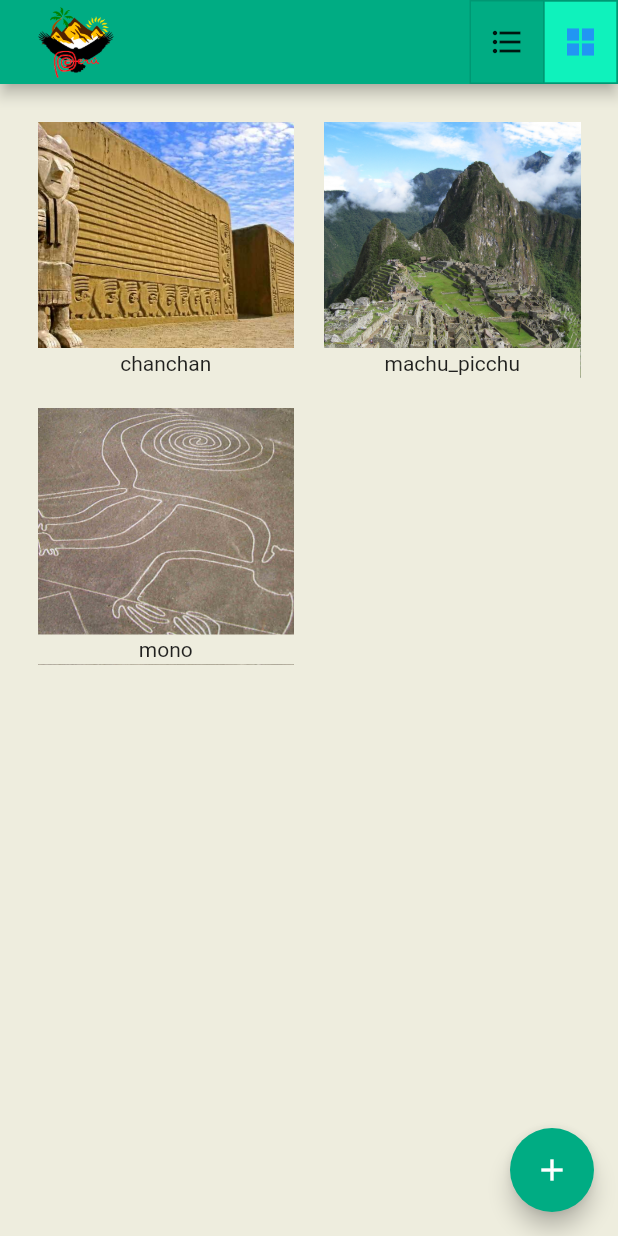
After one commit to NestorSoto/HoloTourism, a Flutter app: the screen it shows after launch, on a phone screen of 412 x 824 dp. The commit adds this screen. Run offline on Flutter 3.47's test engine with Material 2 defaults, Android fonts, the phone set to English and light mode, and no system bars; our stand-ins replace camera, image_picker, photo_view.

Commit message:
Separado widget para home

```diff
--- /dev/null
+++ b/HoloTourism/lib/custom_widgets/customlist.dart
@@ -0,0 +1,74 @@
+import 'package:flutter/material.dart';
+import 'package:untitled1/resultado.dart';
+
+class CustomList extends StatelessWidget {
+
+  const CustomList({Key? key, required this.selections, required this.touristicPlaces}) : super(key: key);
+
+  final List<bool> selections;
+  final List<String> touristicPlaces;
+
+  @override
+  Widget build(BuildContext context) {
+    return selections[1] ?
+    Padding(
+      padding: const EdgeInsets.all(25.0),
+      child: GridView.builder(
+          gridDelegate: const SliverGridDelegateWithFixedCrossAxisCount(
+              crossAxisCount: 2, mainAxisSpacing: 20, crossAxisSpacing: 20
+          ),
+          itemCount: touristicPlaces.length,
+          itemBuilder: (context, index){
+            final item = touristicPlaces[index];
+            return GestureDetector(
+              onTap: (){
+                Navigator.push(context,MaterialPageRoute(
+                    builder: (context)=> Primera(imagen: touristicPlaces[index]))
+                );
+              },
+              child: GridTile(
+                  footer: Container(
+                    alignment: Alignment.center,
+                    color: const Color(0xFFEEEDDE),
+                    padding: const EdgeInsets.symmetric(vertical: 2),
+                    child: Text(item),
+                  ),
+                  child: Image.asset('assets/tourism/$item.jpg', fit: BoxFit.cover)
+              ),
+            );
+          }
+      ),
+    )
+        : Padding(
+      padding: const EdgeInsets.all(25.0),
+      child: ListView.builder(
+          itemCount: touristicPlaces.length,
+          itemBuilder: (context, index) {
+            final item = touristicPlaces[index];
+            return Container(
+              decoration: BoxDecoration(
+                  color: const Color(0xFFD9D9D9),
+                  border: Border.all(
+                      color: const Color(0xFF000000)
+                  )
+              ),
+              child: ListTile (
+                leading: Image.asset(
+                  'assets/tourism/$item.jpg',
+                  height: 50,
+                  width: 70,
+                  fit: BoxFit.cover,
+                ),
+                onTap: () {
+                  Navigator.push(context, MaterialPageRoute(
+                      builder: (context) => Primera(imagen: touristicPlaces[index])
+                  ));
+                },
+                title: Text(item),
+              ),
+            );}
+      ),
+    );
+  }
+
+}
```
Also changed, not shown: HoloTourism/lib/home.dart (+6 -61 lines).
